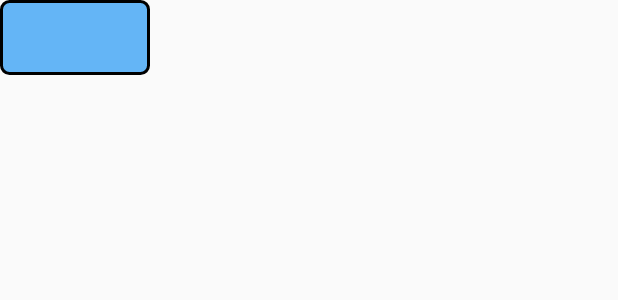
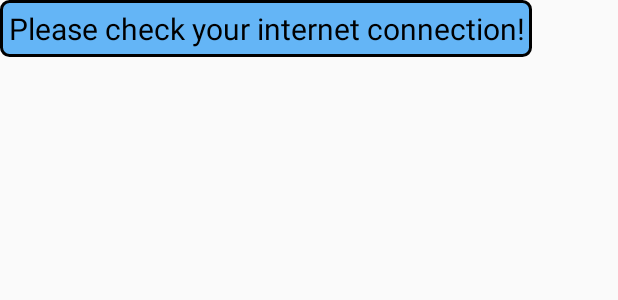
Before and after one commit to oZBo/ColorMaster, an Android app: the layout custom_toast.xml on its own in the app's theme, with its tools: preview values and no code run, on a phone screen of 412 x 824 dp. Shown: the top 300 px of the screen. Run offline under Robolectric (Android 15) with nearby library versions, the phone set to English and light mode, and no system bars.

Commit message:
Fixed toast notification layout

```diff
--- a/app/src/main/res/layout/custom_toast.xml
+++ b/app/src/main/res/layout/custom_toast.xml
@@ -1,7 +1,7 @@
 <?xml version="1.0" encoding="utf-8"?>
 <LinearLayout xmlns:android="http://schemas.android.com/apk/res/android"
-    android:layout_width="100dp"
-    android:layout_height="50dp"
+    android:layout_width="wrap_content"
+    android:layout_height="wrap_content"
     android:background="@drawable/toast_background"
     android:gravity="center"
     android:orientation="vertical">
@@ -14,6 +14,7 @@
         android:gravity="center"
         android:padding="5dp"
         android:textColor="@color/black"
-        android:textSize="30sp" />
+        android:text="@string/check_internet"
+        android:textSize="20sp" />
 
 </LinearLayout>
--- a/app/src/main/res/layout/game_over.xml
+++ b/app/src/main/res/layout/game_over.xml
@@ -23,7 +23,7 @@
         android:id="@+id/game_over_btn_replay"
         android:layout_width="100dp"
         android:layout_height="100dp"
-        android:src="@drawable/play_black"
+        android:src="@drawable/selector_play"
         android:background="@android:color/transparent"
         android:clickable="false"
         android:scaleType="centerInside"/>
```
Also changed, not shown: app/src/main/java/com/colormaster/game/activities/LevelParent.java (+9 -10 lines).
